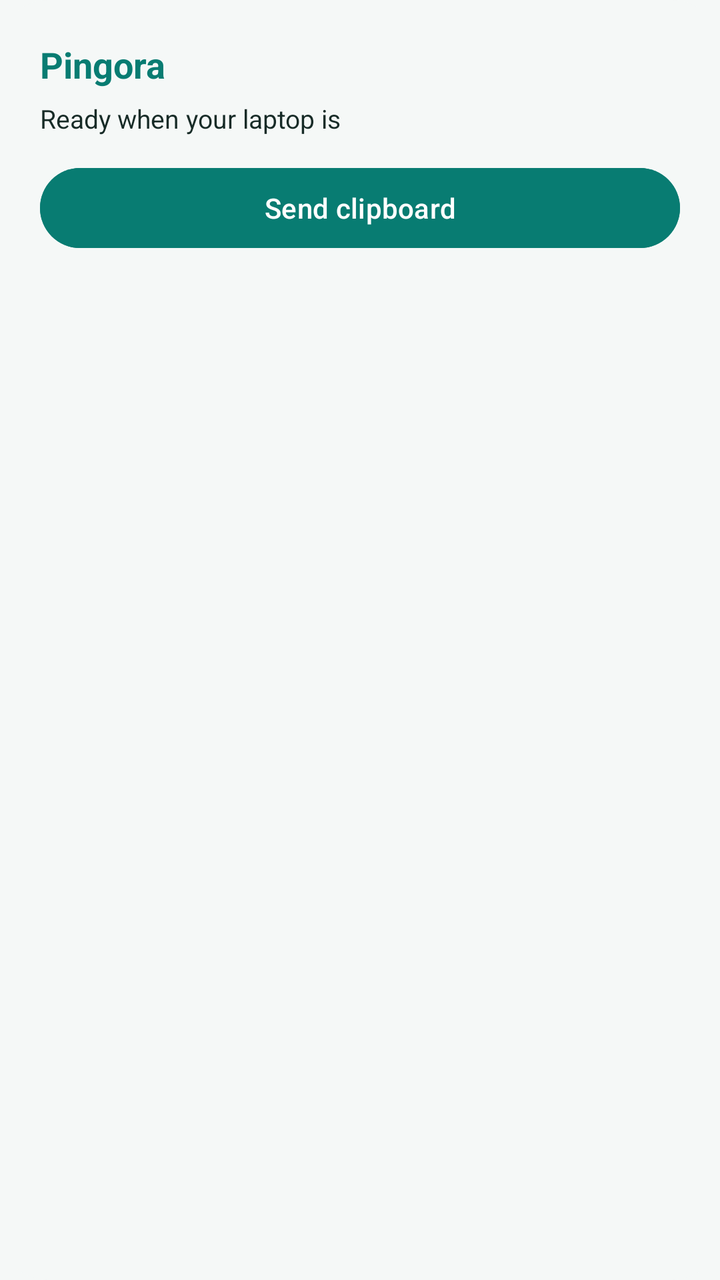
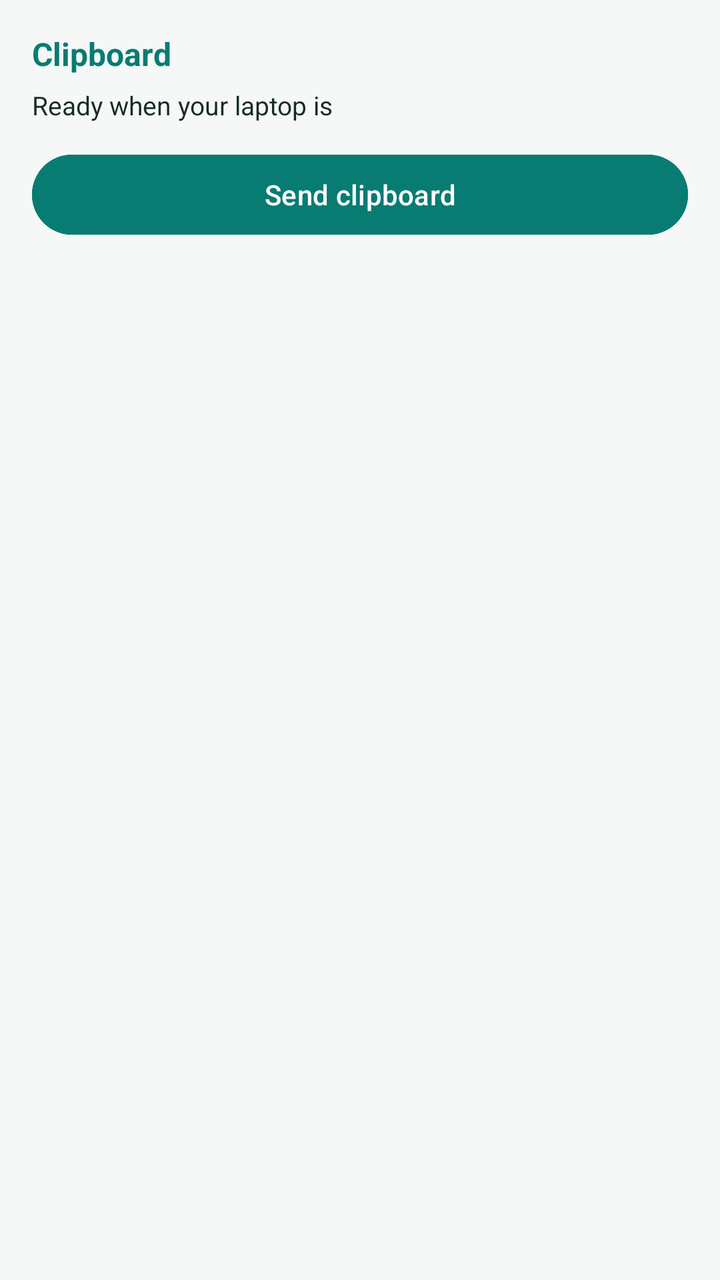

An Android layout rendered at two revisions. The XML below is the earlier revision; the diff shows what the commit changed to produce the second picture.
<!-- AndroidManifest.xml: application theme KdeConnectTheme.NoActionBar -->
<!-- res/layout/pingora_clipboard_widget.xml -->
<?xml version="1.0" encoding="utf-8"?>
<LinearLayout xmlns:android="http://schemas.android.com/apk/res/android" android:layout_width="match_parent" android:layout_height="match_parent" android:orientation="vertical" android:padding="20dp" android:background="@drawable/pingora_widget_surface">
    <TextView android:layout_width="match_parent" android:layout_height="wrap_content" android:text="Pingora" android:textColor="@color/pingora_primary" android:textStyle="bold" android:textSize="18sp" />
    <TextView android:id="@+id/pingora_widget_status" android:layout_width="match_parent" android:layout_height="wrap_content" android:layout_marginTop="6dp" android:maxLines="2" android:ellipsize="end" android:text="Ready when your laptop is" android:textColor="@color/pingora_widget_text" android:textSize="13sp" />
    <Button android:id="@+id/pingora_widget_send" android:layout_width="match_parent" android:layout_height="wrap_content" android:minHeight="48dp" android:layout_marginTop="12dp" android:backgroundTint="@color/pingora_primary" android:textColor="@color/pingora_on_primary" android:textAllCaps="false" android:text="Send clipboard" android:textSize="14sp" />
</LinearLayout>
<!-- resources referenced by this layout -->
<resources>
  <color name="pingora_on_primary">#FFFFFF</color>
  <color name="pingora_primary">#087C72</color>
  <color name="pingora_widget_text">#172B27</color>
  <!-- drawable pingora_widget_surface (drawable) -->
  <shape xmlns:android="http://schemas.android.com/apk/res/android">
      <solid android:color="@color/pingora_surface" />
      <corners android:radius="24dp" />
  </shape>
  <style name="KdeConnectTheme.NoActionBar" parent="KdeConnectThemeBase.NoActionBar">
          <item name="android:statusBarColor">@android:color/transparent</item>
          <item name="android:windowLightStatusBar">?attr/isLightTheme</item>
      </style>
  <color name="pingora_surface">#F5F8F7</color>
  <style name="KdeConnectThemeBase.NoActionBar" parent="KdeConnectTheme">
          <item name="windowActionBar">false</item>
          <item name="windowNoTitle">true</item>
      </style>
  <style name="KdeConnectTheme" parent="KdeConnectThemeBase" />
  <style name="KdeConnectThemeBase" parent="Theme.Material3.DayNight.NoActionBar">
          <item name="colorPrimary">@color/pingora_primary</item>
          <item name="colorOnPrimary">@color/pingora_on_primary</item>
          <item name="colorSurface">@color/pingora_surface</item>
          <item name="android:colorBackground">@color/pingora_background</item>
          <item name="android:windowBackground">@color/pingora_background</item>
          
  
          <item name="materialCardViewStyle">@style/KdeConnectCardStyle</item>
  
          
          <item name="alertDialogTheme">@style/KdeConnectDialogStyle</item>
      </style>
  <color name="pingora_background">#F5F8F7</color>
  <style name="KdeConnectCardStyle" parent="@style/Widget.Material3.CardView.Elevated" />
  <style name="KdeConnectDialogStyle" parent="ThemeOverlay.Material3.MaterialAlertDialog">
          <item name="android:layout" tools:ignore="PrivateResource">@layout/m3_alert_dialog</item>
          <item name="dialogCornerRadius" tools:ignore="PrivateResource">@dimen/m3_alert_dialog_corner_size</item>
      </style>
</resources>

<!-- the commit's change to res/layout/pingora_clipboard_widget.xml (unified diff, before → after) -->
@@ -1,6 +1,6 @@
 <?xml version="1.0" encoding="utf-8"?>
-<LinearLayout xmlns:android="http://schemas.android.com/apk/res/android" android:layout_width="match_parent" android:layout_height="match_parent" android:orientation="vertical" android:padding="20dp" android:background="@drawable/pingora_widget_surface">
-    <TextView android:layout_width="match_parent" android:layout_height="wrap_content" android:text="Pingora" android:textColor="@color/pingora_primary" android:textStyle="bold" android:textSize="18sp" />
+<LinearLayout xmlns:android="http://schemas.android.com/apk/res/android" android:layout_width="match_parent" android:layout_height="match_parent" android:orientation="vertical" android:padding="16dp" android:background="@drawable/pingora_widget_surface">
+    <TextView android:layout_width="match_parent" android:layout_height="wrap_content" android:text="Clipboard" android:textColor="@color/pingora_primary" android:textStyle="bold" android:textSize="16sp" />
     <TextView android:id="@+id/pingora_widget_status" android:layout_width="match_parent" android:layout_height="wrap_content" android:layout_marginTop="6dp" android:maxLines="2" android:ellipsize="end" android:text="Ready when your laptop is" android:textColor="@color/pingora_widget_text" android:textSize="13sp" />
     <Button android:id="@+id/pingora_widget_send" android:layout_width="match_parent" android:layout_height="wrap_content" android:minHeight="48dp" android:layout_marginTop="12dp" android:backgroundTint="@color/pingora_primary" android:textColor="@color/pingora_on_primary" android:textAllCaps="false" android:text="Send clipboard" android:textSize="14sp" />
 </LinearLayout>
<!-- resource entries referenced after the edit -->
@@ -22,6 +22,13 @@
           <item name="colorPrimary">@color/pingora_primary</item>
           <item name="colorOnPrimary">@color/pingora_on_primary</item>
           <item name="colorSurface">@color/pingora_surface</item>
+          <item name="colorSurfaceContainer">@color/pingora_surface</item>
+          <item name="colorSurfaceContainerLow">@color/pingora_surface</item>
+          <item name="colorSurfaceContainerHigh">@color/pingora_widget_control</item>
+          <item name="colorSecondary">@color/pingora_primary</item>
+          <item name="colorOnSecondary">@color/pingora_on_primary</item>
+          <item name="colorSecondaryContainer">@color/pingora_widget_control</item>
+          <item name="colorOnSecondaryContainer">@color/pingora_widget_text</item>
           <item name="android:colorBackground">@color/pingora_background</item>
           <item name="android:windowBackground">@color/pingora_background</item>
           
@@ -31,6 +38,7 @@
           
           <item name="alertDialogTheme">@style/KdeConnectDialogStyle</item>
       </style>
+  <color name="pingora_widget_control">#E5EEEB</color>
   <color name="pingora_background">#F5F8F7</color>
   <style name="KdeConnectCardStyle" parent="@style/Widget.Material3.CardView.Elevated" />
   <style name="KdeConnectDialogStyle" parent="ThemeOverlay.Material3.MaterialAlertDialog">
